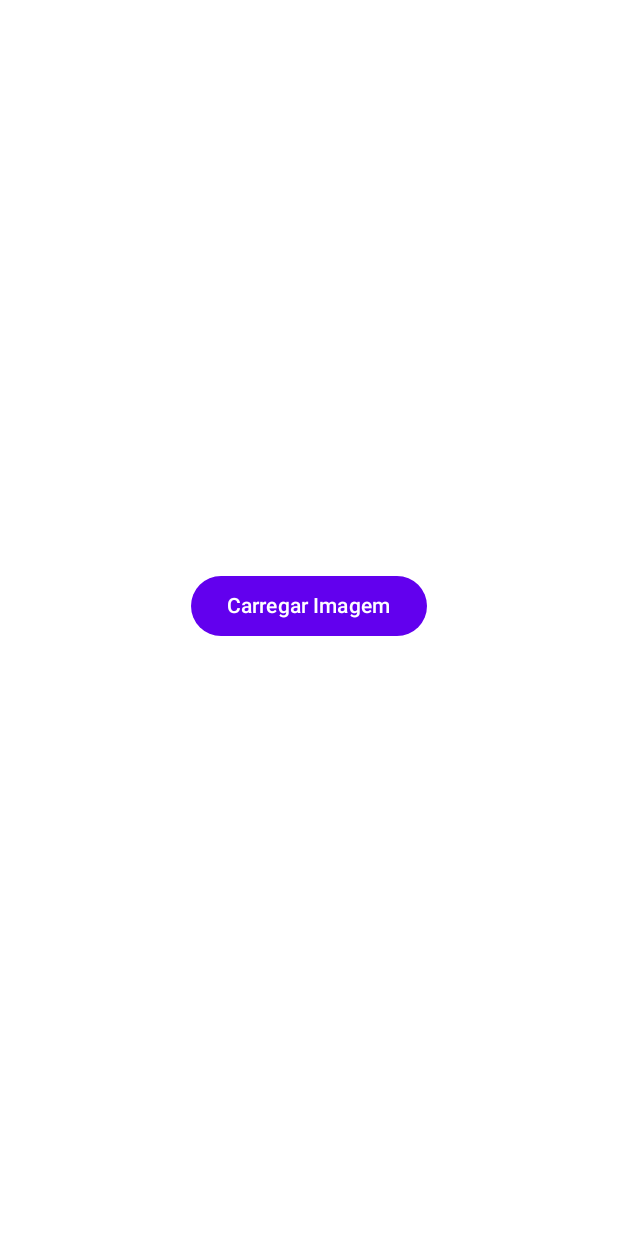
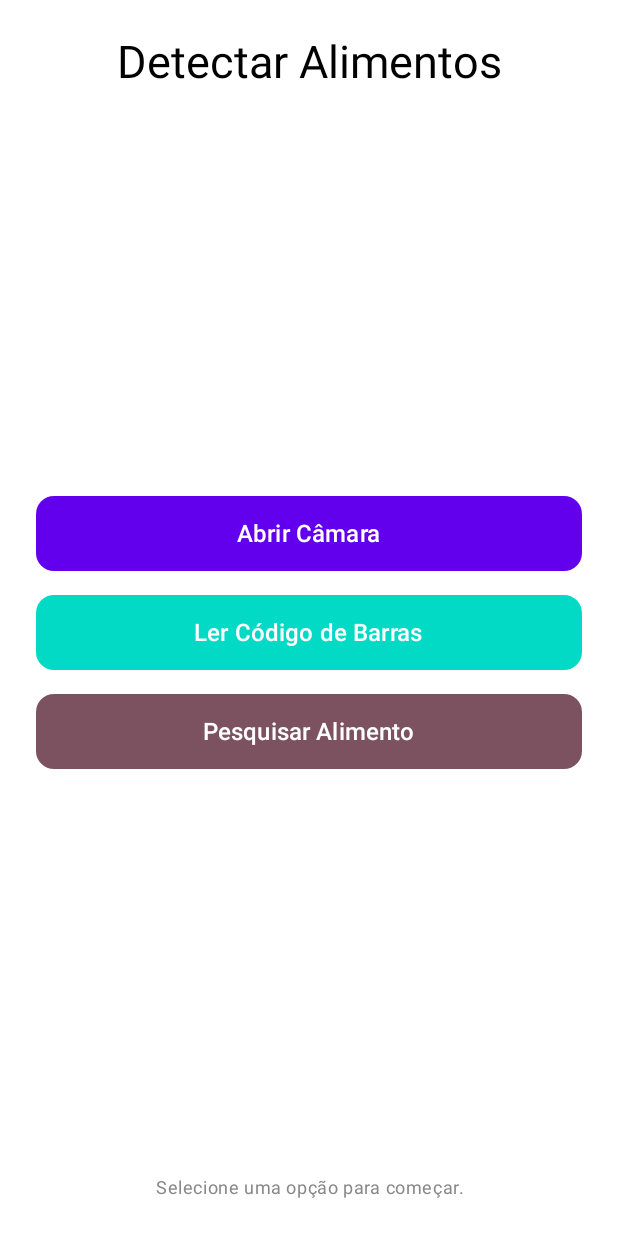
Before and after one commit to FilipaTista/ProjetoCM2, an Android app built with Jetpack Compose: the DetectObjectsPage screen opened through its navigation route, on a phone screen of 412 x 824 dp. Run offline under Robolectric (Android 15) with nearby library versions, the phone set to English and light mode, and no system bars.

Commit message:
botao e abertura de camara

```diff
--- a/NutriApp3/app/src/main/AndroidManifest.xml
+++ b/NutriApp3/app/src/main/AndroidManifest.xml
@@ -5,6 +5,9 @@
 
     <uses-permission android:name="android.permission.CAMERA"
         tools:ignore="PermissionImpliesUnsupportedChromeOsHardware" />
+    <uses-permission android:name="android.permission.READ_MEDIA_IMAGES"
+        tools:ignore="SelectedPhotoAccess" />
+    <uses-feature android:name="android.hardware.camera.any" />
     <uses-permission android:name="android.permission.READ_EXTERNAL_STORAGE"
         tools:ignore="ScopedStorage" />
     <uses-permission android:name="android.permission.WRITE_EXTERNAL_STORAGE"
--- a/NutriApp3/app/src/main/java/com/filipaeanibal/nutriapp3/NutriApp.kt
+++ b/NutriApp3/app/src/main/java/com/filipaeanibal/nutriapp3/NutriApp.kt
@@ -15,7 +15,14 @@ fun NutriApp() {
     NavHost(navController = navController, startDestination = "login") {
         composable("login") { LoginPage(onLogin = { navController.navigate("menu") }) }
         composable("menu") { MainMenuPage(onNavigate = { page -> navController.navigate(page) }) }
-        composable("detectarObjetos") { DetectObjectsPage() }
+        composable("detectarObjetos") {
+            DetectObjectsPage(
+                onCameraClick = { navController.navigate("camera") },
+                onBarcodeClick = { /* Lógica para ler código de barras */ },
+                onSearchClick = { /* Lógica para pesquisar alimento */ }
+            )
+        }
+        composable("camera") { CameraPage() }
         composable("gerarReceitas") { RecipeGenPage() }
         composable("historicoReceitas") { HistoryPage() }
     }
--- a/NutriApp3/app/src/main/java/com/filipaeanibal/nutriapp3/screens/DetectObjectsPage.kt
+++ b/NutriApp3/app/src/main/java/com/filipaeanibal/nutriapp3/screens/DetectObjectsPage.kt
@@ -12,36 +12,84 @@ import androidx.compose.ui.graphics.asImageBitmap
 import androidx.activity.compose.rememberLauncherForActivityResult
 import androidx.activity.result.contract.ActivityResultContracts
 import androidx.compose.foundation.Image
-
+import androidx.compose.foundation.shape.RoundedCornerShape
+import androidx.compose.ui.unit.sp
+import androidx.compose.ui.graphics.Color
+import androidx.compose.ui.text.style.TextAlign
 
 @Composable
-fun DetectObjectsPage() {
-    var bitmap by remember { mutableStateOf<Bitmap?>(null) }
-    val launcher = rememberLauncherForActivityResult(ActivityResultContracts.GetContent()) { uri ->
-        uri?.let {
-            // process image (e.g., convert to Bitmap and use ML Kit for detection)
-        }
-    }
+fun DetectObjectsPage(
+    onCameraClick: () -> Unit,
+    onBarcodeClick: () -> Unit,
+    onSearchClick: () -> Unit
+) {
     Surface(
         modifier = Modifier.fillMaxSize(),
         color = MaterialTheme.colorScheme.background
     ) {
         Column(
-            modifier = Modifier.padding(16.dp),
-            verticalArrangement = Arrangement.Center,
+            modifier = Modifier
+                .padding(24.dp)
+                .fillMaxSize(),
+            verticalArrangement = Arrangement.SpaceBetween,
             horizontalAlignment = Alignment.CenterHorizontally
         ) {
-            Button(onClick = { launcher.launch("image/*") }) {
-                Text("Carregar Imagem")
+            // Header
+            Text(
+                text = "Detectar Alimentos",
+                style = MaterialTheme.typography.headlineMedium,
+                textAlign = TextAlign.Center,
+                modifier = Modifier.padding(bottom = 24.dp)
+            )
+
+            // Buttons
+            Column(
+                modifier = Modifier.fillMaxWidth(),
+                verticalArrangement = Arrangement.spacedBy(16.dp),
+                horizontalAlignment = Alignment.CenterHorizontally
+            ) {
+                Button(
+                    onClick = onCameraClick,
+                    modifier = Modifier
+                        .fillMaxWidth()
+                        .height(50.dp),
+                    shape = RoundedCornerShape(12.dp),
+                    colors = ButtonDefaults.buttonColors(containerColor = MaterialTheme.colorScheme.primary)
+                ) {
+                    Text("Abrir Câmara", fontSize = 16.sp)
+                }
+
+                Button(
+                    onClick = onBarcodeClick,
+                    modifier = Modifier
+                        .fillMaxWidth()
+                        .height(50.dp),
+                    shape = RoundedCornerShape(12.dp),
+                    colors = ButtonDefaults.buttonColors(containerColor = MaterialTheme.colorScheme.secondary)
+                ) {
+                    Text("Ler Código de Barras", fontSize = 16.sp)
+                }
+
+                Button(
+                    onClick = onSearchClick,
+                    modifier = Modifier
+                        .fillMaxWidth()
+                        .height(50.dp),
+                    shape = RoundedCornerShape(12.dp),
+                    colors = ButtonDefaults.buttonColors(containerColor = MaterialTheme.colorScheme.tertiary)
+                ) {
+                    Text("Pesquisar Alimento", fontSize = 16.sp)
+                }
             }
-            Spacer(modifier = Modifier.height(16.dp))
-            bitmap?.let {
-                Image(
-                    bitmap = it.asImageBitmap(),
-                    contentDescription = null,
-                    modifier = Modifier.size(200.dp)
-                )
-            }
+
+            // Footer
+            Text(
+                text = "Selecione uma opção para começar.",
+                style = MaterialTheme.typography.bodySmall,
+                color = Color.Gray,
+                textAlign = TextAlign.Center,
+                modifier = Modifier.padding(top = 24.dp)
+            )
         }
     }
 }
```
Also changed, not shown: NutriApp3/app/build.gradle.kts (+7 -1 lines), NutriApp3/app/src/main/java/com/filipaeanibal/nutriapp3/screens/CameraPage.kt (added, +79 -0 lines), NutriApp3/gradle/libs.versions.toml (+18 -0 lines).
